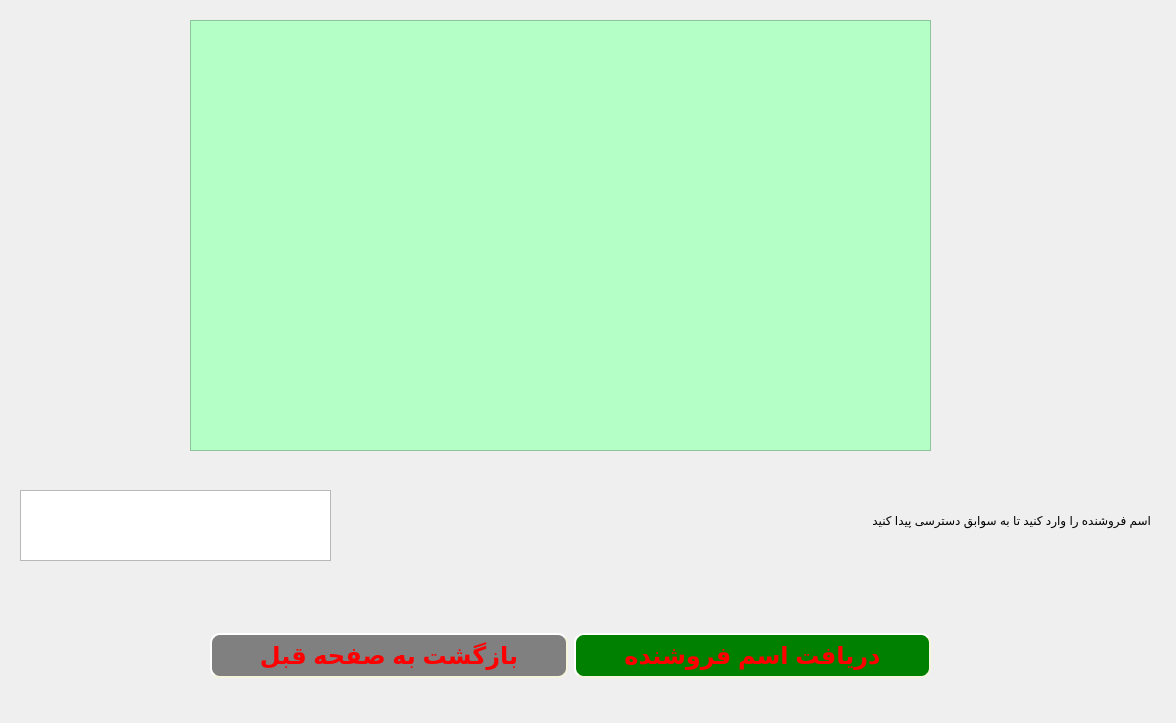
Before: the Qt Designer form Project_Ap/listofcustomersforadmin.ui in AP-projects-4001/metagoofill, drawn with Qt 5.
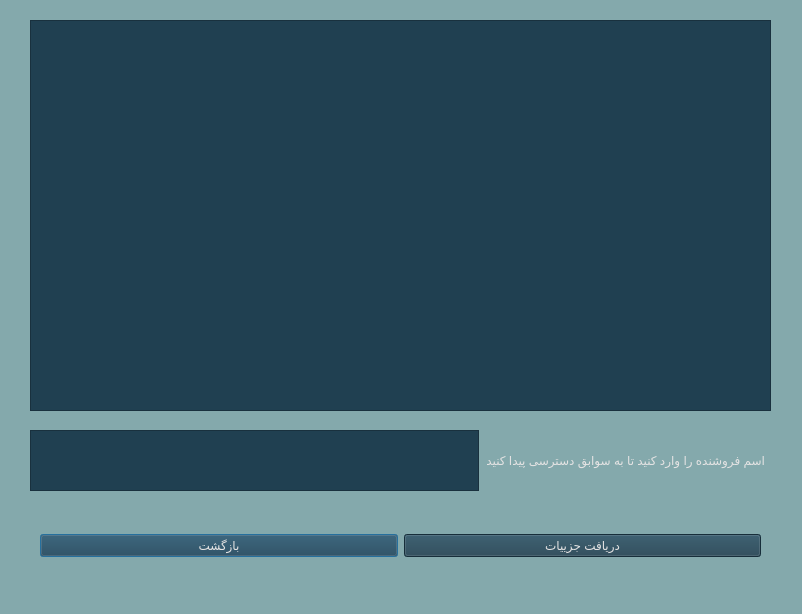
After: the same form once the commit is applied.

Commit message: changing colors and Completing the program ui

```diff
--- a/Project_Ap/listofcustomersforadmin.ui
+++ b/Project_Ap/listofcustomersforadmin.ui
@@ -6,106 +6,94 @@
    <rect>
     <x>0</x>
     <y>0</y>
-    <width>1176</width>
-    <height>723</height>
+    <width>802</width>
+    <height>614</height>
    </rect>
   </property>
   <property name="windowTitle">
    <string>Dialog</string>
   </property>
-  <widget class="QLabel" name="label">
-   <property name="geometry">
-    <rect>
-     <x>330</x>
-     <y>490</y>
-     <width>821</width>
-     <height>61</height>
-    </rect>
-   </property>
-   <property name="styleSheet">
-    <string notr="true">font: 20pt &quot;MS Shell Dlg 2&quot;;</string>
-   </property>
-   <property name="text">
-    <string>اسم فروشنده را وارد کنید تا به سوابق دسترسی پیدا کنید</string>
-   </property>
-  </widget>
+  <property name="styleSheet">
+   <string notr="true">background-color: rgb(132, 169, 172);</string>
+  </property>
   <widget class="QListWidget" name="listWidget">
    <property name="geometry">
     <rect>
-     <x>190</x>
+     <x>30</x>
      <y>20</y>
      <width>741</width>
-     <height>431</height>
+     <height>391</height>
     </rect>
    </property>
    <property name="styleSheet">
-    <string notr="true">font: 14pt &quot;MS Shell Dlg 2&quot;;
-color: rgb(0, 0, 0);
-background-color: rgb(180, 255, 198);</string>
-   </property>
-  </widget>
-  <widget class="QTextEdit" name="textEdit">
-   <property name="geometry">
-    <rect>
-     <x>20</x>
-     <y>490</y>
-     <width>311</width>
-     <height>71</height>
-    </rect>
-   </property>
-   <property name="styleSheet">
-    <string notr="true">font: 16pt &quot;MS Shell Dlg 2&quot;;</string>
+    <string notr="true">background-color: rgb(32, 64, 81);
+color: rgb(228, 227, 227);
+font: 12pt &quot;Lalezar&quot;;</string>
    </property>
   </widget>
   <widget class="QWidget" name="layoutWidget">
    <property name="geometry">
     <rect>
-     <x>210</x>
-     <y>610</y>
+     <x>40</x>
+     <y>510</y>
      <width>721</width>
-     <height>91</height>
+     <height>71</height>
     </rect>
    </property>
    <layout class="QHBoxLayout" name="horizontalLayout">
     <item>
      <widget class="QPushButton" name="pushButton_2">
       <property name="styleSheet">
-       <string notr="true">QPushButton {
-    background-color: Gray;
-    border-style: outset;
-    border-width: 2px;
-    border-radius: 10px;
-    border-color: beige;
-    font: bold 24px;
-    min-width: 10em;
-    padding: 6px;
- 	color:red;
-}
-QPushButton:hover { color:yellow; }</string>
+       <string notr="true">background-color: rgb(32, 64, 81);
+color: rgb(228, 227, 227);
+font: 12pt &quot;Lalezar&quot;;</string>
       </property>
       <property name="text">
-       <string>بازگشت به صفحه قبل</string>
+       <string>بازگشت</string>
       </property>
      </widget>
     </item>
     <item>
      <widget class="QPushButton" name="pushButton">
       <property name="styleSheet">
-       <string notr="true">QPushButton {
-    background-color: green;
-    border-style: outset;
-    border-width: 2px;
-    border-radius: 10px;
-    border-color: beige;
-    font: bold 24px;
-    min-width: 10em;
-    padding: 6px;
- 	color:red;
-}
-QPushButton:hover { color:purple; }</string>
+       <string notr="true">background-color: rgb(32, 64, 81);
+color: rgb(228, 227, 227);
+font: 12pt &quot;Lalezar&quot;;</string>
       </property>
       <property name="text">
-       <string>دریافت اسم فروشنده</string>
+       <string>دریافت جزییات</string>
+      </property>
+     </widget>
+    </item>
+   </layout>
+  </widget>
+  <widget class="QWidget" name="">
+   <property name="geometry">
+    <rect>
+     <x>30</x>
+     <y>430</y>
+     <width>735</width>
+     <height>61</height>
+    </rect>
+   </property>
+   <layout class="QHBoxLayout" name="horizontalLayout_2">
+    <item>
+     <widget class="QTextEdit" name="textEdit">
+      <property name="styleSheet">
+       <string notr="true">background-color: rgb(32, 64, 81);
+color: rgb(228, 227, 227);
+font: 12pt &quot;Lalezar&quot;;</string>
+      </property>
+     </widget>
+    </item>
+    <item>
+     <widget class="QLabel" name="label">
+      <property name="styleSheet">
+       <string notr="true">color: rgb(228, 227, 227);
+font: 12pt &quot;Lalezar&quot;;</string>
+      </property>
+      <property name="text">
+       <string>اسم فروشنده را وارد کنید تا به سوابق دسترسی پیدا کنید</string>
       </property>
      </widget>
     </item>
```
The commit also changes 37 other files.
